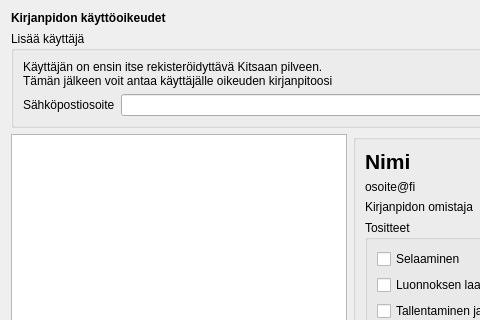
First picture: the form in kitsas/maaritys/kayttooikeudet/kayttooikeudet.ui, repository artoh/kitupiikki, before the edit; both pictures show x 0 to 480 and y 0 to 320 of the 1035 by 1087 pixel window.
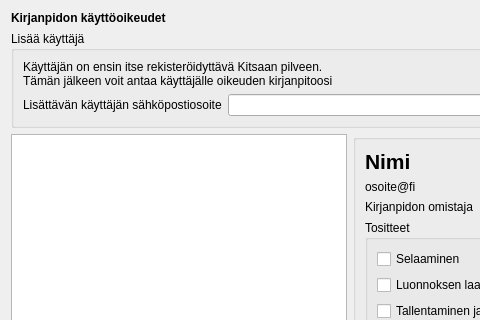
Second picture: the form after the edit. Icons and pictures are not drawn.

The edit to the form file:
```diff
--- a/kitsas/maaritys/kayttooikeudet/kayttooikeudet.ui
+++ b/kitsas/maaritys/kayttooikeudet/kayttooikeudet.ui
@@ -67,7 +67,7 @@
            </font>
           </property>
           <property name="text">
-           <string>Sähköpostiosoite</string>
+           <string>Lisättävän käyttäjän sähköpostiosoite</string>
           </property>
          </widget>
         </item>
```
